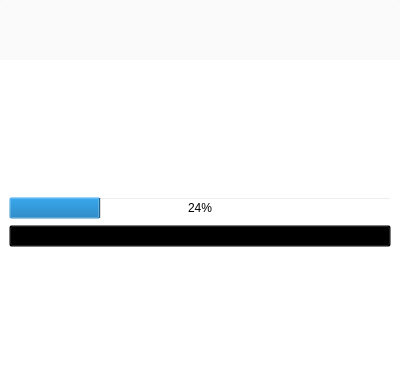
Before: the Qt Designer form src/MEGASync/gui/linux/GuestWidget.ui in meganz/MEGAsync, drawn with Qt 5.
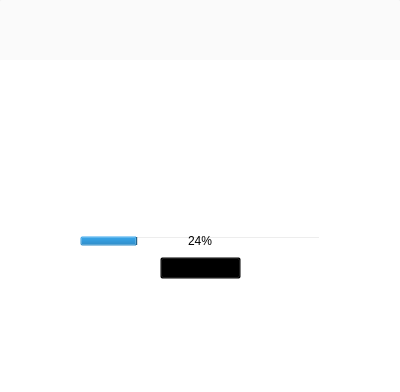
After: the same form once the commit is applied. The open tabs and pages were chosen to show the change. Icons and pictures are not drawn.

Commit message: Style pages of main dialog for all platforms

Diff of the .ui file:
```diff
--- a/src/MEGASync/gui/linux/GuestWidget.ui
+++ b/src/MEGASync/gui/linux/GuestWidget.ui
@@ -83,6 +83,20 @@
   color: #333333;
 }
 
+#lProgress
+{
+	color: #333333;
+     font-family: &quot;Montserrat&quot;;
+	font-size: 16px;
+	padding-top: 15px;
+}
+#lSettingUp
+{
+	color: #333333;
+     font-family: &quot;Montserrat&quot;;
+	font-size: 16px;
+}
+
 </string>
   </property>
   <layout class="QVBoxLayout" name="verticalLayout_2">
@@ -646,6 +660,9 @@
        <string notr="true">background-color: white;</string>
       </property>
       <layout class="QVBoxLayout" name="verticalLayout_6">
+       <property name="spacing">
+        <number>0</number>
+       </property>
        <property name="topMargin">
         <number>0</number>
        </property>
@@ -726,7 +743,7 @@
            <number>0</number>
           </property>
           <property name="topMargin">
-           <number>0</number>
+           <number>40</number>
           </property>
           <property name="rightMargin">
            <number>0</number>
@@ -761,20 +778,166 @@
            </widget>
           </item>
           <item>
-           <widget class="QProgressBar" name="progressBar">
-            <property name="styleSheet">
-             <string notr="true">image: none;</string>
+           <widget class="QWidget" name="wContainerProgress" native="true">
+            <property name="minimumSize">
+             <size>
+              <width>0</width>
+              <height>0</height>
+             </size>
             </property>
-            <property name="value">
-             <number>24</number>
+            <property name="maximumSize">
+             <size>
+              <width>16777215</width>
+              <height>16777215</height>
+             </size>
             </property>
-           </widget>
-          </item>
-          <item>
-           <widget class="QPushButton" name="bCancel">
-            <property name="text">
-             <string>Cancel</string>
-            </property>
+            <layout class="QVBoxLayout" name="verticalLayout_10">
+             <property name="leftMargin">
+              <number>0</number>
+             </property>
+             <property name="topMargin">
+              <number>0</number>
+             </property>
+             <property name="rightMargin">
+              <number>0</number>
+             </property>
+             <property name="bottomMargin">
+              <number>0</number>
+             </property>
+             <item>
+              <widget class="QWidget" name="widget_2" native="true">
+               <layout class="QHBoxLayout" name="horizontalLayout_8">
+                <property name="leftMargin">
+                 <number>0</number>
+                </property>
+                <property name="topMargin">
+                 <number>0</number>
+                </property>
+                <property name="rightMargin">
+                 <number>0</number>
+                </property>
+                <property name="bottomMargin">
+                 <number>0</number>
+                </property>
+                <item>
+                 <spacer name="horizontalSpacer_7">
+                  <property name="orientation">
+                   <enum>Qt::Horizontal</enum>
+                  </property>
+                  <property name="sizeHint" stdset="0">
+                   <size>
+                    <width>55</width>
+                    <height>20</height>
+                   </size>
+                  </property>
+                 </spacer>
+                </item>
+                <item>
+                 <widget class="QProgressBar" name="progressBar">
+                  <property name="minimumSize">
+                   <size>
+                    <width>240</width>
+                    <height>10</height>
+                   </size>
+                  </property>
+                  <property name="maximumSize">
+                   <size>
+                    <width>240</width>
+                    <height>10</height>
+                   </size>
+                  </property>
+                  <property name="styleSheet">
+                   <string notr="true">image: none;</string>
+                  </property>
+                  <property name="value">
+                   <number>24</number>
+                  </property>
+                  <property name="alignment">
+                   <set>Qt::AlignCenter</set>
+                  </property>
+                 </widget>
+                </item>
+                <item>
+                 <spacer name="horizontalSpacer_8">
+                  <property name="orientation">
+                   <enum>Qt::Horizontal</enum>
+                  </property>
+                  <property name="sizeHint" stdset="0">
+                   <size>
+                    <width>55</width>
+                    <height>20</height>
+                   </size>
+                  </property>
+                 </spacer>
+                </item>
+               </layout>
+              </widget>
+             </item>
+             <item>
+              <widget class="QWidget" name="wCancel" native="true">
+               <layout class="QHBoxLayout" name="horizontalLayout_7">
+                <property name="leftMargin">
+                 <number>0</number>
+                </property>
+                <property name="topMargin">
+                 <number>0</number>
+                </property>
+                <property name="rightMargin">
+                 <number>0</number>
+                </property>
+                <property name="bottomMargin">
+                 <number>0</number>
+                </property>
+                <item>
+                 <spacer name="horizontalSpacer_2">
+                  <property name="orientation">
+                   <enum>Qt::Horizontal</enum>
+                  </property>
+                  <property name="sizeHint" stdset="0">
+                   <size>
+                    <width>137</width>
+                    <height>20</height>
+                   </size>
+                  </property>
+                 </spacer>
+                </item>
+                <item>
+                 <widget class="QPushButton" name="bCancel">
+                  <property name="minimumSize">
+                   <size>
+                    <width>81</width>
+                    <height>0</height>
+                   </size>
+                  </property>
+                  <property name="styleSheet">
+                   <string notr="true">
+</string>
+                  </property>
+                  <property name="text">
+                   <string>Cancel</string>
+                  </property>
+                 </widget>
+                </item>
+                <item>
+                 <spacer name="horizontalSpacer_6">
+                  <property name="orientation">
+                   <enum>Qt::Horizontal</enum>
+                  </property>
+                  <property name="sizeHint" stdset="0">
+                   <size>
+                    <width>40</width>
+                    <height>20</height>
+                   </size>
+                  </property>
+                 </spacer>
+                </item>
+               </layout>
+              </widget>
+             </item>
+            </layout>
+            <zorder>wCancel</zorder>
+            <zorder>wCancel</zorder>
+            <zorder>widget_2</zorder>
            </widget>
           </item>
           <item>
```
Left out of the diff: 11 changed lines with no effect on the pictures. The commit also changes 2 other files.
